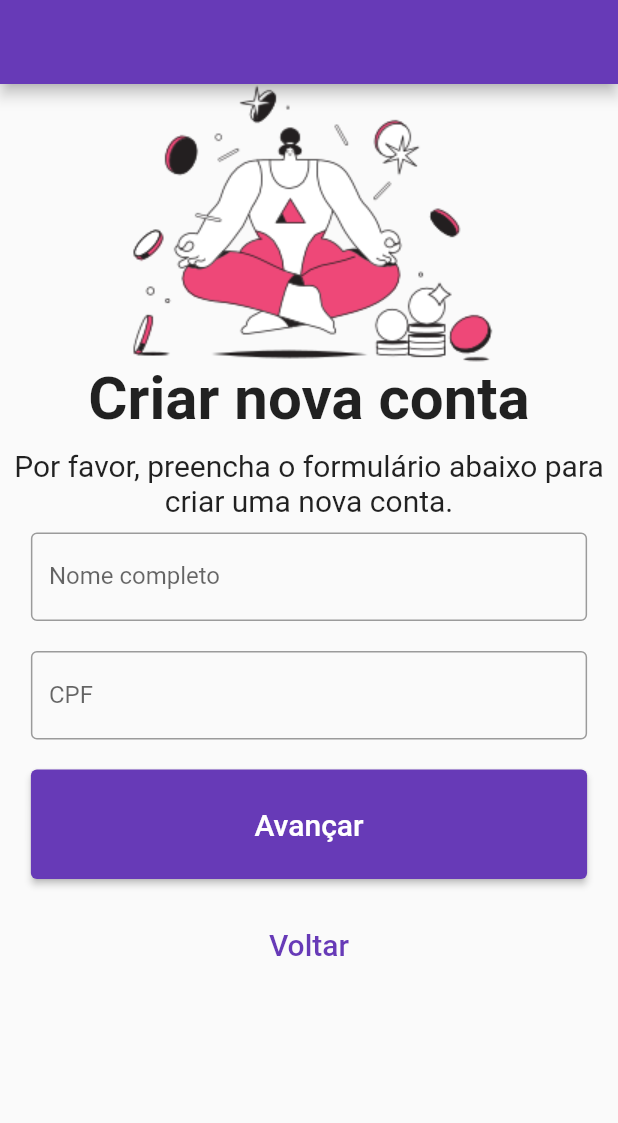
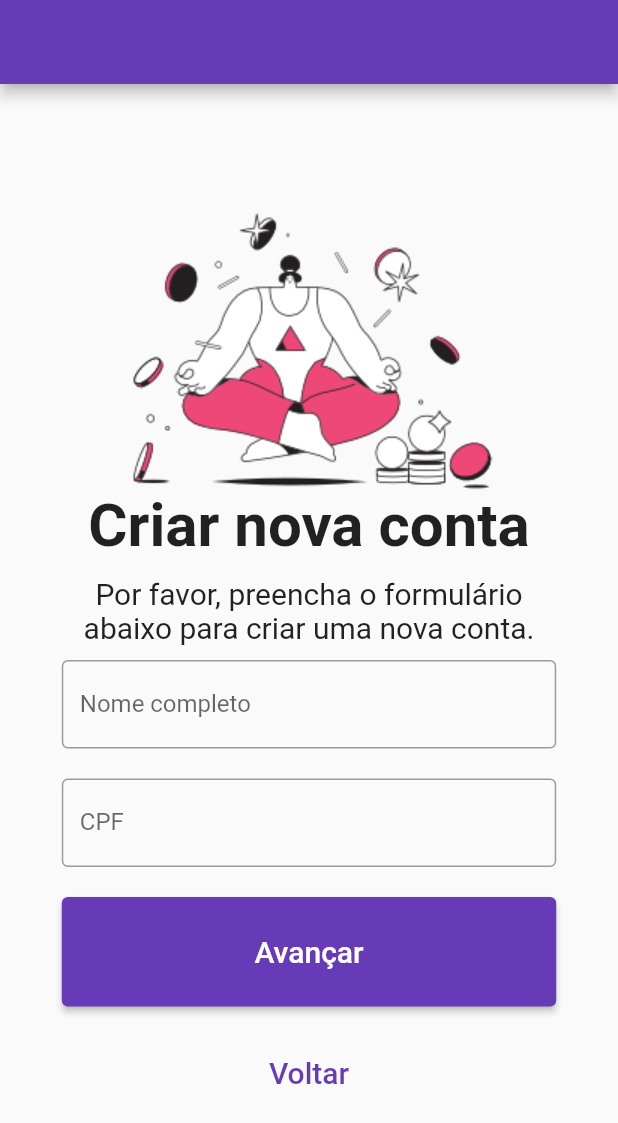
Before and after one commit to mechztcc/digibank, a Flutter app: the screen it shows after launch, after a tap on "Sou novo por aqui", on a phone screen of 412 x 824 dp. Shown: the top 1123 px of the screen. Run offline on Flutter 3.47's test engine with Material 2 defaults, Android fonts, the phone set to English and light mode, and no system bars; our stand-ins replace dio, flutter_modular; missing offline and left inert: dart:ffi; network calls fail.

Commit message:
fix: prepare auth repository

```diff
--- a/lib/app/modules/auth/auth_module.dart
+++ b/lib/app/modules/auth/auth_module.dart
@@ -1,10 +1,13 @@
+import 'package:digibank/app/modules/auth/repositories/auth_repository.dart';
 import 'package:digibank/app/modules/auth/pages/create-account_page.dart';
 import 'package:digibank/app/modules/auth/pages/login_page.dart';
 import 'package:flutter_modular/flutter_modular.dart';
 
 class AuthModule extends Module {
   @override
-  final List<Bind> binds = [];
+  final List<Bind> binds = [
+    Bind.lazySingleton((i) => AuthRepository()),
+  ];
 
   @override
   final List<ModularRoute> routes = [
--- a/lib/app/modules/auth/pages/create-account_page.dart
+++ b/lib/app/modules/auth/pages/create-account_page.dart
@@ -1,10 +1,15 @@
+import 'package:digibank/app/modules/auth/repositories/auth_repository.dart';
 import 'package:flutter/material.dart';
 import 'package:flutter_modular/flutter_modular.dart';
 
 class CreateAccountPage extends StatefulWidget {
   final String title;
-  const CreateAccountPage({Key? key, this.title = 'CreateAccountPage'})
-      : super(key: key);
+  final AuthRepository _authRepository = AuthRepository();
+
+  CreateAccountPage({
+    Key? key,
+    this.title = 'CreateAccountPage',
+  }) : super(key: key);
   @override
   CreateAccountPageState createState() => CreateAccountPageState();
 }
@@ -12,11 +17,17 @@ class CreateAccountPage extends StatefulWidget {
 class CreateAccountPageState extends State<CreateAccountPage> {
   @override
   Widget build(BuildContext context) {
+    final Size size = MediaQuery.of(context).size;
+
+    this.widget._authRepository.request();
+
     return Scaffold(
       appBar: AppBar(
         actions: const [],
       ),
-      body: SizedBox(
+      body: Center(
+        child: SizedBox(
+          width: size.width * 0.8,
           child: SingleChildScrollView(
             child: Column(
               mainAxisAlignment: MainAxisAlignment.center,
@@ -36,34 +47,26 @@ class CreateAccountPageState extends State<CreateAccountPage> {
                     textAlign: TextAlign.center,
                   ),
                 ),
-              const FractionallySizedBox(
-                widthFactor: 0.9,
-                child: TextField(
+                const TextField(
                   obscureText: true,
                   decoration: InputDecoration(
                     border: OutlineInputBorder(),
                     labelText: 'Nome completo',
                   ),
                 ),
-              ),
                 const SizedBox(
                   height: 20,
                 ),
-              const FractionallySizedBox(
-                widthFactor: 0.9,
-                child: TextField(
+                const TextField(
                   decoration: InputDecoration(
                     border: OutlineInputBorder(),
                     labelText: 'CPF',
                   ),
                 ),
-              ),
                 const SizedBox(
                   height: 20,
                 ),
-              FractionallySizedBox(
-                widthFactor: 0.9,
-                child: ElevatedButton(
+                ElevatedButton(
                   style: ButtonStyle(
                     padding: MaterialStateProperty.all<EdgeInsets>(
                       const EdgeInsets.symmetric(
@@ -86,13 +89,10 @@ class CreateAccountPageState extends State<CreateAccountPage> {
                     ],
                   ),
                 ),
-              ),
                 const SizedBox(
                   height: 20,
                 ),
-              FractionallySizedBox(
-                widthFactor: 0.9,
-                child: TextButton(
+                TextButton(
                   onPressed: () {
                     Modular.to.navigate('/');
                   },
@@ -107,9 +107,9 @@ class CreateAccountPageState extends State<CreateAccountPage> {
                       ),
                     ],
                   ),
-                ),
                 )
               ],
+            ),
           ),
         ),
       ),
--- /dev/null
+++ b/lib/app/modules/auth/repositories/auth_repository.dart
@@ -0,0 +1,11 @@
+import 'package:dio/dio.dart';
+
+class AuthRepository {
+  final Dio _dio = Dio();
+  final String api = 'http://10.0.2.2:3336/users';
+
+  void request() async {
+    Response response = await _dio.get(api);
+    print(response.data.toString());
+  }
+}
```
Also changed, not shown: pubspec.yaml (+3 -4 lines), pubspec.lock, 1 other file. Lines whose indentation alone changed are shown as unchanged.
